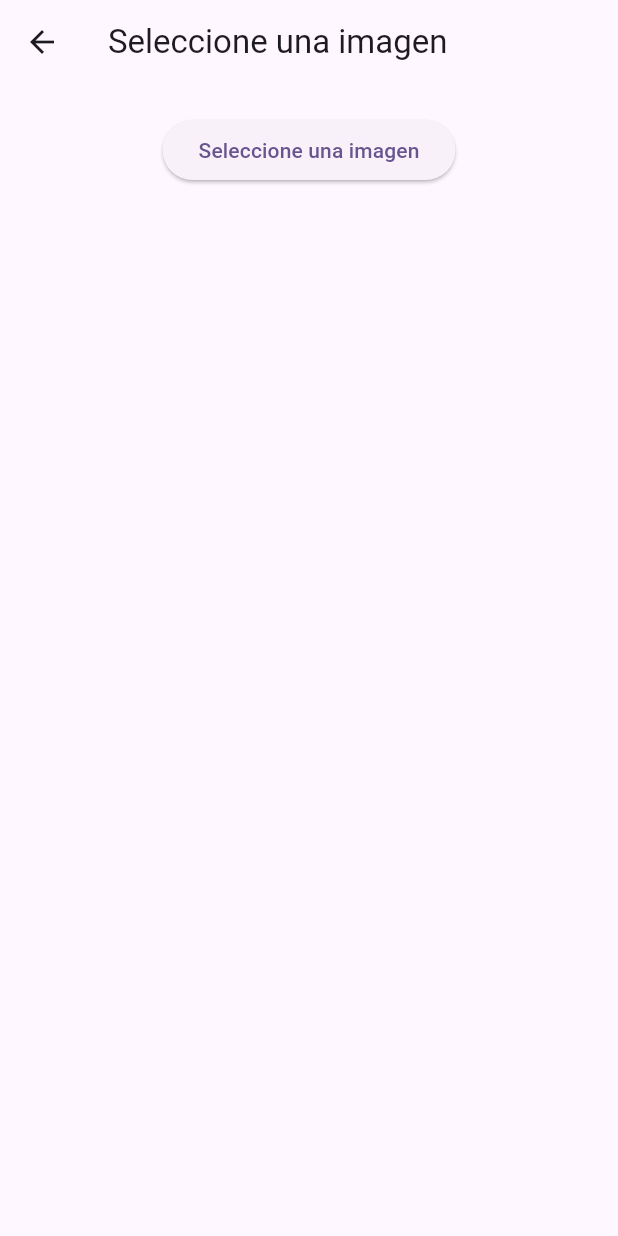
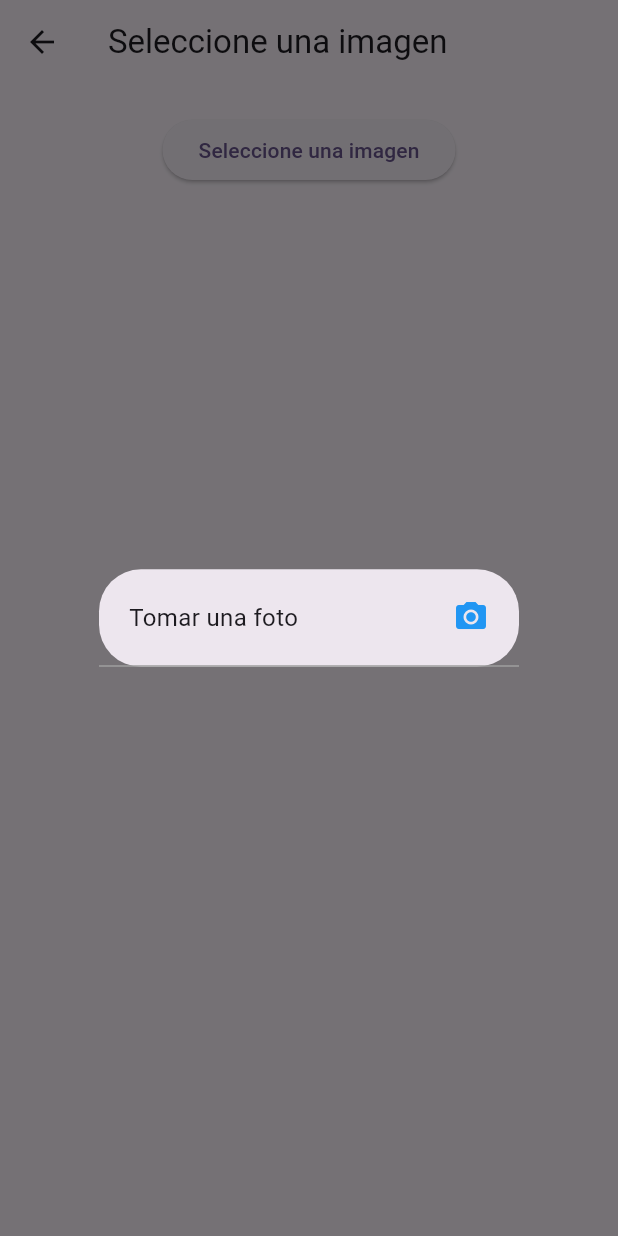
Before and after one commit to kenniac/access_camera, a Flutter app: the Imagen screen opened directly, after a tap on "Seleccione una imagen", on a phone screen of 412 x 824 dp. Run offline on Flutter 3.47's test engine with Material 2 defaults, Android fonts, the light colour scheme and no system bars.

Commit message:
agregar opción de tomar foto

```diff
--- a/lib/image.dart
+++ b/lib/image.dart
@@ -3,9 +3,49 @@ import 'package:flutter/material.dart';
 class Imagen extends StatefulWidget {
   @override
   _ImagenState createState() => _ImagenState();
+
 }
 
 class _ImagenState extends State<Imagen> {
+
+  opciones(context){
+    showDialog(
+      context: context,
+      builder: (BuildContext context){
+        return AlertDialog(
+       contentPadding: EdgeInsets.all(0),
+       content: SingleChildScrollView(
+        child: Column(
+          children: [
+            InkWell(
+              onTap: (){
+
+              },
+              child: Container(
+                padding: EdgeInsets.all(20),
+                decoration: BoxDecoration(
+                  border: Border(bottom: BorderSide(width: 1, color: Colors.grey))
+                ),
+                child: Row(
+                  children: [
+                    Expanded(
+                      child: Text('Tomar una foto', style: TextStyle(
+                        fontSize: 16,
+                      ),
+                      ),
+                    ),
+                    Icon(Icons.camera_alt, color: Colors.blue,)
+                  ],
+                ),
+              ),
+            )
+          ],
+        )),
+        );
+      }
+    );
+  }
+
   @override
   Widget build(BuildContext context) {
     return Scaffold(
@@ -20,7 +60,7 @@ class _ImagenState extends State<Imagen> {
               children: [
                 ElevatedButton(
                   onPressed: (){
-
+                  opciones(context);
                   },
                   child: Text('Seleccione una imagen'),
                   ),
```
